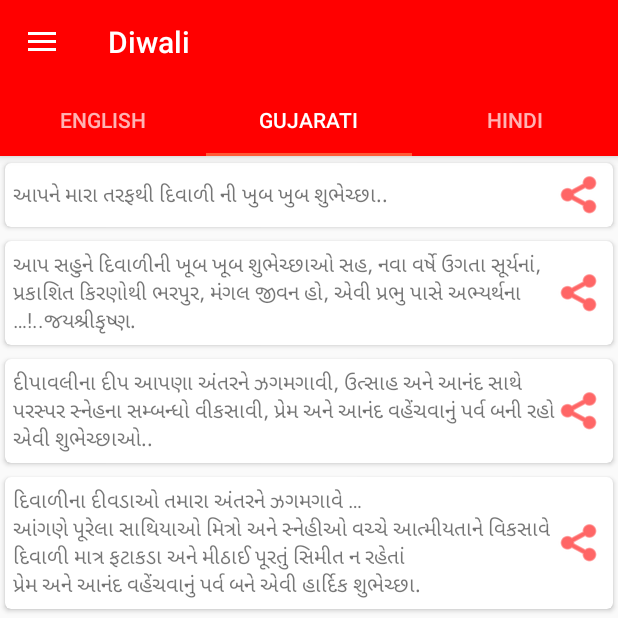
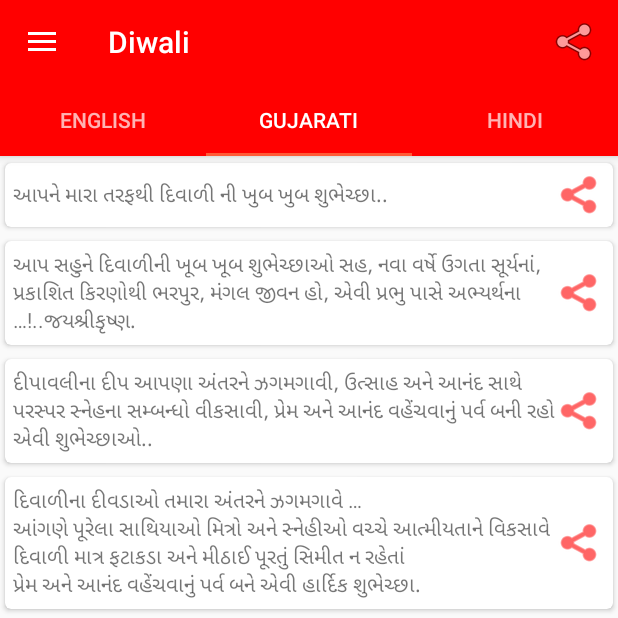
Before and after one commit to kushmpatel/GreetingApp, an Android app: the screen it shows after launch (GreetingActivity), tab 2 chosen, on a phone screen of 412 x 824 dp, the top half of it. Run offline under Robolectric (Android 15) with nearby library versions, the phone set to English and light mode, and no system bars; our stand-ins replace AdMob.

Commit message:
Change App name from send greeting to greeting

```diff
--- a/app/src/main/res/layout/app_bar_greeting.xml
+++ b/app/src/main/res/layout/app_bar_greeting.xml
@@ -9,6 +9,7 @@
     <android.support.design.widget.CoordinatorLayout
         android:layout_width="match_parent"
         android:layout_height="match_parent"
+        android:layout_above="@+id/adView"
         tools:context="com.andapps.greeting.GreetingActivity">
 
         <android.support.design.widget.AppBarLayout
--- a/app/src/main/res/layout/content_greeting.xml
+++ b/app/src/main/res/layout/content_greeting.xml
@@ -13,8 +13,7 @@
             android:layout_width="match_parent"
             android:layout_height="match_parent"
             android:layout_alignParentTop="true"
-            android:layout_above="@+id/adView"
-            android:layout_marginBottom="50dp"/>
+            android:layout_above="@+id/adView"/>
 
 
         <!--<com.google.android.gms.ads.AdView
--- a/app/src/main/res/menu/greeting.xml
+++ b/app/src/main/res/menu/greeting.xml
@@ -4,6 +4,8 @@
     <item
         android:id="@+id/action_settings"
         android:orderInCategory="100"
+        android:icon="@android:drawable/ic_menu_share"
         android:title="@string/action_settings"
-        app:showAsAction="never" />
+
+        app:showAsAction="always" />
 </menu>
--- a/app/src/main/res/values/strings.xml
+++ b/app/src/main/res/values/strings.xml
@@ -1,6 +1,6 @@
 <resources>
-    <string name="app_name">Send Greeting</string>
-    <string name="title_activity_share">Send Greeting</string>
+    <string name="app_name">Greeting</string>
+    <string name="title_activity_share">Greeting</string>
     <string-array name="diwali_english_message_list">
         <item>Millions of lamps are illuminating to declare the victory of light,\nI wish you happy diwali with endless happiness and prosperity.\nHappy Diwali to You.</item>
         <item>Wish you A happy diwali filled with fun and happiness.</item>
```
Also changed, not shown: app/src/main/java/com/andapps/greeting/GreetingActivity.java (+26 -0 lines).
